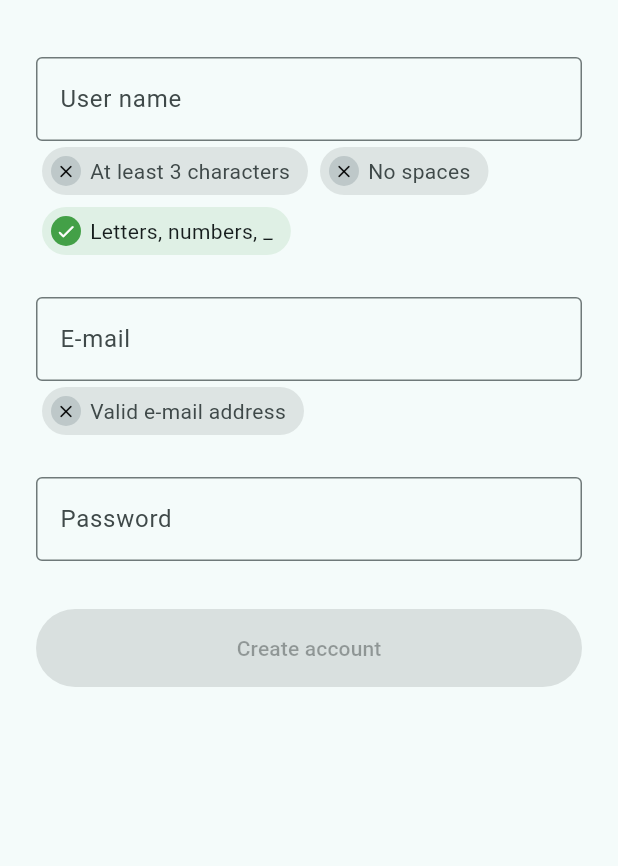
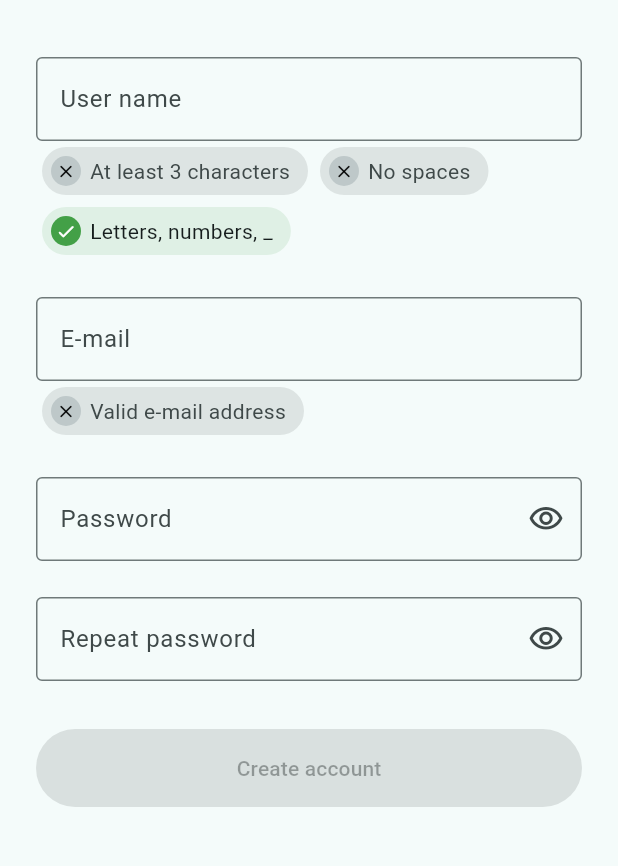
Before and after one commit to msaadev/regex_ui, a Flutter app: the screen it shows after launch, on a phone screen of 412 x 824 dp, the part 63-929 px from its top. Run offline on Flutter 3.47's test engine with Material 3 defaults, Android fonts, the phone set to English and light mode, and no system bars.

Commit message:
1.1.0: RegexTextField, Form validator, new rules, real password strength with labels

```diff
--- a/example/lib/main.dart
+++ b/example/lib/main.dart
@@ -46,17 +46,15 @@ class _SignUpPageState extends State<SignUpPage> {
   final _userName = TextEditingController();
   final _email = TextEditingController();
   final _password = TextEditingController();
-  final _passwordFocus = FocusNode();
   final _valid = <String, bool>{};
 
-  bool get _canSubmit => _valid.length == 3 && _valid.values.every((v) => v);
+  bool get _canSubmit => _valid.length == 4 && _valid.values.every((v) => v);
 
   @override
   void dispose() {
     _userName.dispose();
     _email.dispose();
     _password.dispose();
-    _passwordFocus.dispose();
     super.dispose();
   }
 
@@ -102,19 +100,35 @@ class _SignUpPageState extends State<SignUpPage> {
                 regexList: [RegexModel.email()],
               ),
               const SizedBox(height: 24),
-              _buildField(_password, 'Password', focusNode: _passwordFocus),
-              RegexUI(
+              RegexTextField(
                 controller: _password,
-                focusNode: _passwordFocus,
+                obscureText: true,
                 showStrength: true,
+                strengthMode: RegexUIStrength.password,
+                decoration: const InputDecoration(
+                  labelText: 'Password',
+                  border: OutlineInputBorder(),
+                ),
                 validate: (ok) => _setValid('password', ok),
-                regexList: [
+                rules: [
                   RegexModel.minLength(8),
                   RegexModel.uppercase(),
                   RegexModel.lowercase(),
                   RegexModel.digit(),
                   RegexModel.special(),
+                  RegexModel.noRepeating(),
+                  RegexModel.notContains(() => _userName.text),
                 ],
+              ),
+              const SizedBox(height: 24),
+              RegexTextField(
+                obscureText: true,
+                decoration: const InputDecoration(
+                  labelText: 'Repeat password',
+                  border: OutlineInputBorder(),
+                ),
+                validate: (ok) => _setValid('repeat', ok),
+                rules: [RegexModel.sameAs(_password)],
               ),
               const SizedBox(height: 32),
               FilledButton(
@@ -129,15 +143,9 @@ class _SignUpPageState extends State<SignUpPage> {
     );
   }
 
-  Widget _buildField(
-    TextEditingController controller,
-    String label, {
-    FocusNode? focusNode,
-  }) {
+  Widget _buildField(TextEditingController controller, String label) {
     return TextField(
       controller: controller,
-      focusNode: focusNode,
-      obscureText: focusNode != null,
       decoration: InputDecoration(
         labelText: label,
         border: const OutlineInputBorder(),
--- a/lib/models/regex_model.dart
+++ b/lib/models/regex_model.dart
@@ -72,6 +72,79 @@ class RegexModel {
   factory RegexModel.email({String title = 'Valid e-mail address'}) =>
       RegexModel(title: title, regExp: RegExp(r'^[^@\s]+@[^@\s]+\.[^@\s]+$'));
 
+  /// At most [length] characters.
+  factory RegexModel.maxLength(int length, {String? title}) => RegexModel(
+    title: title ?? 'At most $length characters',
+    test: (value) => value.length <= length,
+  );
+
+  /// Equals the text of [other], e.g. "repeat password".
+  factory RegexModel.sameAs(
+    TextEditingController other, {
+    String title = 'Passwords match',
+  }) => RegexModel(
+    title: title,
+    test: (value) => value.isNotEmpty && value == other.text,
+  );
+
+  /// Does not contain [text] (case-insensitive), e.g. the user name:
+  /// `RegexModel.notContains(() => userName.text)`.
+  factory RegexModel.notContains(
+    String Function() text, {
+    String title = 'Does not contain your name',
+  }) => RegexModel(
+    title: title,
+    test: (value) {
+      final part = text().trim().toLowerCase();
+      return value.isNotEmpty &&
+          (part.isEmpty || !value.toLowerCase().contains(part));
+    },
+  );
+
+  /// No character [count] or more times in a row ("aaa" for 3).
+  factory RegexModel.noRepeating({int count = 3, String? title}) {
+    assert(count >= 2, 'count must be at least 2');
+    final repeat = RegExp('(.)\\1{${count - 1}}');
+    return RegexModel(
+      title: title ?? 'No character $count times in a row',
+      test: (value) => value.isNotEmpty && !repeat.hasMatch(value),
+    );
+  }
+
+  /// Looks like a phone number: optional +, 7–15 digits, spaces, dashes,
+  /// dots or parentheses.
+  factory RegexModel.phone({String title = 'Valid phone number'}) => RegexModel(
+    title: title,
+    test: (value) {
+      if (!RegExp(r'^\+?[\d\s\-().]+$').hasMatch(value.trim())) {
+        return false;
+      }
+      final digits = value.replaceAll(RegExp(r'\D'), '').length;
+      return digits >= 7 && digits <= 15;
+    },
+  );
+
+  /// An http or https address with a domain, e.g. https://monsware.com.
+  factory RegexModel.url({String title = 'Valid web address'}) => RegexModel(
+    title: title,
+    test: (value) {
+      final uri = Uri.tryParse(value.trim());
+      return uri != null &&
+          (uri.scheme == 'http' || uri.scheme == 'https') &&
+          uri.host.contains('.');
+    },
+  );
+
   /// Whether [value] meets this rule.
   bool matches(String value) => test?.call(value) ?? regExp!.hasMatch(value);
+
+  /// A `TextFormField.validator` that returns the first unmet rule's title,
+  /// so `Form.validate()` checks the same rules as the checklist.
+  static String? Function(String?) validator(List<RegexModel> rules) =>
+      (value) {
+        for (final rule in rules) {
+          if (!rule.matches(value ?? '')) return rule.title;
+        }
+        return null;
+      };
 }
--- a/lib/regex_ui.dart
+++ b/lib/regex_ui.dart
@@ -1,5 +1,7 @@
 /// Live rule checklists for text fields: passwords, user names, e-mails.
 library;
 
+export 'package:regex_ui/models/password_strength.dart';
 export 'package:regex_ui/models/regex_model.dart';
+export 'package:regex_ui/view/regex_text_field.dart';
 export 'package:regex_ui/view/regex_ui.dart';
--- /dev/null
+++ b/lib/view/regex_text_field.dart
@@ -0,0 +1,152 @@
+import 'package:flutter/material.dart';
+
+import '../models/regex_model.dart';
+import 'regex_ui.dart';
+
+/// A text field with its rule checklist, strength bar and a show / hide
+/// button in one widget. Works inside a `Form`: `Form.validate()` checks the
+/// same [rules].
+class RegexTextField extends StatefulWidget {
+  /// The rules shown under the field and used by the form validator.
+  final List<RegexModel> rules;
+
+  /// Optional; created and disposed by the widget when null.
+  final TextEditingController? controller;
+
+  /// Optional; created and disposed by the widget when null.
+  final FocusNode? focusNode;
+
+  /// Decoration of the field. The show / hide button goes into its suffix.
+  final InputDecoration decoration;
+
+  /// Hides the text and adds a show / hide button (passwords).
+  final bool obscureText;
+
+  /// Keyboard, action and autofill of the field.
+  final TextInputType? keyboardType;
+  final TextInputAction? textInputAction;
+  final Iterable<String>? autofillHints;
+
+  /// Called on every change with whether all rules are met.
+  final ValueChanged<bool>? validate;
+
+  /// Called when the user submits the field.
+  final ValueChanged<String>? onSubmitted;
+
+  /// When the rules are shown. Defaults to while the field has focus.
+  final RegexUIVisibility visibility;
+
+  /// List or chips.
+  final RegexUIStyle style;
+
+  /// Shows a strength bar above the rules.
+  final bool showStrength;
+
+  /// What the strength bar measures.
+  final RegexUIStrength strengthMode;
+
+  /// Words next to the strength bar, weakest first.
+  final List<String>? strengthLabels;
+
+  /// Tooltips (and screen reader labels) of the show / hide button.
+  final String showLabel, hideLabel;
+
+  /// Creates a field checked against [rules].
+  const RegexTextField({
+    super.key,
+    required this.rules,
+    this.controller,
+    this.focusNode,
+    this.decoration = const InputDecoration(),
+    this.obscureText = false,
+    this.keyboardType,
+    this.textInputAction,
+    this.autofillHints,
+    this.validate,
+    this.onSubmitted,
+    this.visibility = RegexUIVisibility.focus,
+    this.style = RegexUIStyle.list,
+    this.showStrength = false,
+    this.strengthMode = RegexUIStrength.rules,
+    this.strengthLabels,
+    this.showLabel = 'Show',
+    this.hideLabel = 'Hide',
+  });
+
+  @override
+  State<RegexTextField> createState() => _RegexTextFieldState();
+}
+
+class _RegexTextFieldState extends State<RegexTextField> {
+  TextEditingController? _ownController;
+  FocusNode? _ownFocusNode;
+  late bool _hidden = widget.obscureText;
+
+  TextEditingController get _controller =>
+      widget.controller ?? (_ownController ??= TextEditingController());
+
+  FocusNode get _focusNode =>
+      widget.focusNode ?? (_ownFocusNode ??= FocusNode());
+
+  @override
+  void didUpdateWidget(RegexTextField oldWidget) {
+    super.didUpdateWidget(oldWidget);
+    if (oldWidget.obscureText != widget.obscureText) {
+      _hidden = widget.obscureText;
+    }
+  }
+
+  @override
+  void dispose() {
+    _ownController?.dispose();
+    _ownFocusNode?.dispose();
+    super.dispose();
+  }
+
+  @override
+  Widget build(BuildContext context) {
+    return Column(
+      crossAxisAlignment: CrossAxisAlignment.stretch,
+      mainAxisSize: MainAxisSize.min,
+      children: [
+        TextFormField(
+          controller: _controller,
+          focusNode: _focusNode,
+          obscureText: _hidden,
+          enableSuggestions: !widget.obscureText,
+          autocorrect: !widget.obscureText,
+          keyboardType: widget.keyboardType,
+          textInputAction: widget.textInputAction,
+          autofillHints: widget.autofillHints,
+          onFieldSubmitted: widget.onSubmitted,
+          validator: RegexModel.validator(widget.rules),
+          decoration: widget.obscureText
+              ? widget.decoration.copyWith(suffixIcon: _buildEye())
+              : widget.decoration,
+        ),
+        RegexUI(
+          controller: _controller,
+          focusNode: _focusNode,
+          regexList: widget.rules,
+          validate: widget.validate,
+          visibility: widget.visibility,
+          style: widget.style,
+          showStrength: widget.showStrength,
+          strengthMode: widget.strengthMode,
+          strengthLabels: widget.strengthLabels,
+          padding: const EdgeInsets.only(top: 8),
+        ),
+      ],
+    );
+  }
+
+  Widget _buildEye() {
+    return IconButton(
+      tooltip: _hidden ? widget.showLabel : widget.hideLabel,
+      icon: Icon(
+        _hidden ? Icons.visibility_outlined : Icons.visibility_off_outlined,
+      ),
+      onPressed: () => setState(() => _hidden = !_hidden),
+    );
+  }
+}
```
Also changed, not shown: lib/models/password_strength.dart (added, +80 -0 lines), lib/view/regex_ui.dart (+62 -4 lines), 3 other files.
